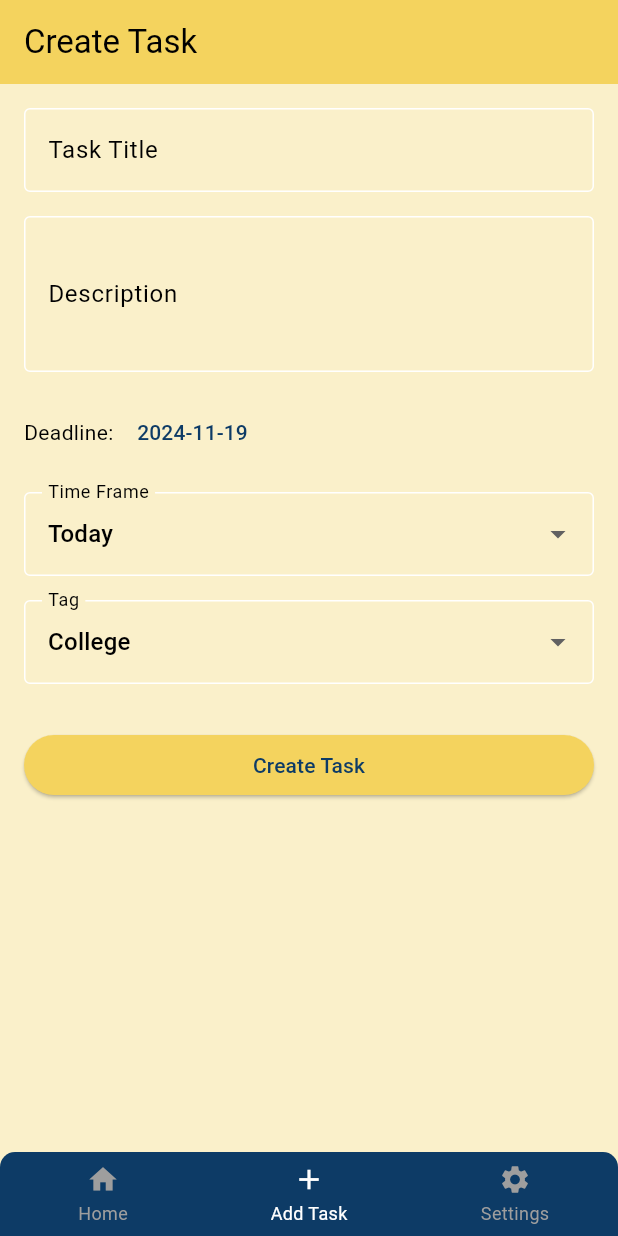
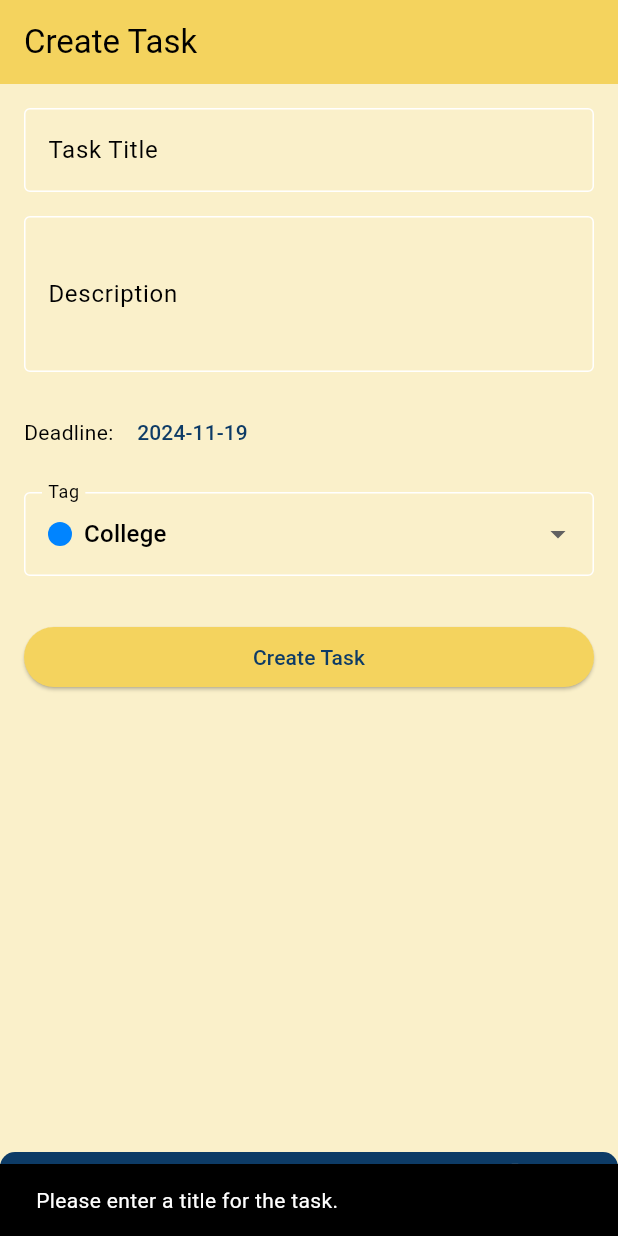
Before and after one commit to hnxzl/utsMobpro2, a Flutter app: the BottomNavBar widget shown alone on an empty page, opened directly with empty values, item 2 of the bottom bar chosen, after a tap on "Create Task", on a phone screen of 412 x 824 dp. Run offline on Flutter 3.47's test engine with Material 3 defaults, Android fonts, the phone set to English and light mode, and no system bars; drawn by our look-alikes of persistent_bottom_nav_bar; our stand-ins replace sqflite; accounts and stored records are empty.

Commit message:
update homescreen

```diff
--- a/lib/screens/home_screen.dart
+++ b/lib/screens/home_screen.dart
@@ -12,7 +12,7 @@ class BottomNavBar extends StatefulWidget {
   const BottomNavBar({super.key, required this.username});
 
   @override
-  _BottomNavBarState createState() => _BottomNavBarState();
+  State<BottomNavBar> createState() => _BottomNavBarState();
 }
 
 class _BottomNavBarState extends State<BottomNavBar> {
@@ -26,7 +26,7 @@ class _BottomNavBarState extends State<BottomNavBar> {
 
   List<Widget> _buildScreens() {
     return [
-      HomeScreen(username: widget.username),
+      HomeScreen(username: widget.username, onRefresh: _onHomeRefresh),
       const TaskCreationScreen(),
       SettingsScreen(username: widget.username),
     ];
@@ -35,35 +35,43 @@ class _BottomNavBarState extends State<BottomNavBar> {
   List<PersistentBottomNavBarItem> _navBarsItems() {
     return [
       PersistentBottomNavBarItem(
-        icon: const Icon(
-          Icons.home,
-          size: 22,
+        icon: const Icon(Icons.home),
+        title: 'Home',
+        activeColorPrimary: Colors.blue,
+        inactiveColorPrimary: Colors.grey,
+        textStyle: const TextStyle(fontSize: 12), // Atur ukuran teks
+        iconSize: 24, // Ukuran ikon
+        onPressed: (context) => _onHomeRefresh(),
       ),
-        title: 'Home',
-        activeColorPrimary: Colors.white,
+      PersistentBottomNavBarItem(
+        icon: const Icon(Icons.add),
+        title: 'Add Task',
+        activeColorPrimary: Colors.blue,
         inactiveColorPrimary: Colors.grey,
       ),
       PersistentBottomNavBarItem(
-        icon: const Icon(Icons.add, size: 22),
-        title: 'Add Task',
-        activeColorPrimary: Colors.white,
-        inactiveColorPrimary: Colors.grey,
-      ),
-      PersistentBottomNavBarItem(
-        icon: const Icon(Icons.settings, size: 22),
+        icon: const Icon(Icons.settings),
         title: 'Settings',
-        activeColorPrimary: Colors.white,
+        activeColorPrimary: Colors.blue,
         inactiveColorPrimary: Colors.grey,
       ),
     ];
   }
 
+  void _onHomeRefresh() {
+    if (_controller.index == 0) {
+      HomeScreen.of(context)?.refreshTasks();
+    } else {
+      setState(() {
+        _controller.jumpToTab(0);
+      });
+    }
+  }
+
   @override
   Widget build(BuildContext context) {
-    return Scaffold(
-      body: PersistentTabView(
+    return PersistentTabView(
       context,
-        padding: const EdgeInsets.all(8),
       controller: _controller,
       screens: _buildScreens(),
       items: _navBarsItems(),
@@ -71,31 +79,43 @@ class _BottomNavBarState extends State<BottomNavBar> {
       backgroundColor: AppColors.darkBlue,
       handleAndroidBackButtonPress: true,
       resizeToAvoidBottomInset: true,
-        stateManagement: true,
       decoration: NavBarDecoration(
         borderRadius: BorderRadius.circular(10.0),
         colorBehindNavBar: AppColors.darkBlue,
       ),
       navBarStyle: NavBarStyle.style6,
-      ),
     );
   }
 }
 
 class HomeScreen extends StatefulWidget {
   final String username;
+  final VoidCallback? onRefresh;
 
-  const HomeScreen({super.key, required this.username});
+  const HomeScreen({super.key, required this.username, this.onRefresh});
+
+  static _HomeScreenState? of(BuildContext context) =>
+      context.findAncestorStateOfType<_HomeScreenState>();
 
   @override
-  // ignore: library_private_types_in_public_api
   _HomeScreenState createState() => _HomeScreenState();
 }
 
 class _HomeScreenState extends State<HomeScreen> {
   List<Task> _tasks = [];
+  List<Task> _searchResults = [];
   String _currentFilter = 'Today';
-  final String _currentTag = 'All';
+  String _currentTag = 'All';
+  bool _isSearching = false;
+
+  final List<String> _tags = ['All', 'Study', 'Work', 'College', 'Sport'];
+  final TextEditingController _searchController = TextEditingController();
+
+  @override
+  void initState() {
+    super.initState();
+    _loadTasks();
+  }
 
   Future<void> _loadTasks() async {
     final tasks = await DatabaseHelper.instance.getAllTasks();
@@ -104,45 +124,54 @@ class _HomeScreenState extends State<HomeScreen> {
     });
   }
 
+  void refreshTasks() async {
+    final tasks = await DatabaseHelper.instance.getAllTasks();
+    setState(() {
+      _tasks = tasks;
+      _searchResults = [];
+      _isSearching = false;
+    });
+  }
+
   List<Task> _filterTasks() {
-    return _tasks.where((task) {
-      // Time filter logic
+    final tasks = _isSearching ? _searchResults : _tasks;
+
+    return tasks
+        .where((task) {
+          final now = DateTime.now();
           bool timeCondition = _currentFilter == 'Today'
-          ? task.deadline.day == DateTime.now().day
+              ? task.deadline.day == now.day && task.deadline.month == now.month
               : _currentFilter == 'Week'
-              ? task.deadline.difference(DateTime.now()).inDays <= 7
+                  ? task.deadline
+                          .isAfter(now.subtract(Duration(days: now.weekday))) &&
+                      task.deadline
+                          .isBefore(now.add(Duration(days: 7 - now.weekday)))
                   : _currentFilter == 'Month'
-                  ? task.deadline.difference(DateTime.now()).inDays <= 30
+                      ? task.deadline.month == now.month
                       : true;
 
-      // Tag filter logic
           bool tagCondition = _currentTag == 'All' || task.tag == _currentTag;
 
           return timeCondition && tagCondition;
-    }).toList();
+        })
+        .toSet()
+        .toList();
   }
 
-  void _toggleTaskCompletion(Task task) async {
+  void _onSearch(String query) {
     setState(() {
-      task.isCompleted = !task.isCompleted;
+      _searchResults = _tasks.where((task) {
+        return task.title.toLowerCase().contains(query.toLowerCase()) ||
+            task.description.toLowerCase().contains(query.toLowerCase());
+      }).toList();
     });
-
-    if (task.isCompleted) {
-      await Future.delayed(const Duration(seconds: 1));
-      setState(() {
-        _tasks.remove(task);
-      });
-    }
   }
 
   @override
   Widget build(BuildContext context) {
     final filteredTasks = _filterTasks();
 
-    return Scaffold(
-      body: SafeArea(
-        child: RefreshIndicator(
-          onRefresh: _loadTasks,
+    return SafeArea(
       child: Column(
         children: [
           // Header Section
@@ -156,9 +185,9 @@ class _HomeScreenState extends State<HomeScreen> {
                   backgroundColor: AppColors.brightYellow,
                   child: Icon(Icons.person, color: Colors.white),
                 ),
-                    Text(
+                const Text(
                   'TODODO',
-                      style: const TextStyle(
+                  style: TextStyle(
                     fontSize: 24.0,
                     fontWeight: FontWeight.bold,
                     color: Colors.white,
@@ -167,10 +196,31 @@ class _HomeScreenState extends State<HomeScreen> {
                 IconButton(
                   icon: const Icon(Icons.search, color: Colors.white),
                   onPressed: () {
-                        // Search functionality
+                    setState(() {
+                      _isSearching = !_isSearching;
+                      if (!_isSearching) {
+                        _searchController.clear();
+                        _onSearch('');
+                      }
+                    });
                   },
                 ),
               ],
+            ),
+          ),
+
+          // Search Bar
+          if (_isSearching)
+            Padding(
+              padding:
+                  const EdgeInsets.symmetric(horizontal: 16.0, vertical: 8.0),
+              child: TextField(
+                controller: _searchController,
+                decoration: const InputDecoration(
+                  hintText: 'Search tasks...',
+                  prefixIcon: Icon(Icons.search),
+                ),
+                onChanged: _onSearch,
               ),
             ),
 
@@ -192,22 +242,36 @@ class _HomeScreenState extends State<HomeScreen> {
                   backgroundColor: Colors.red,
                   child: Text(
                     filteredTasks.length.toString(),
-                        style:
-                            const TextStyle(color: Colors.white, fontSize: 12),
+                    style: const TextStyle(color: Colors.white, fontSize: 12),
                   ),
                 ),
               ],
             ),
           ),
 
-              // Time Frame Filters
-              SingleChildScrollView(
-                scrollDirection: Axis.horizontal,
-                child: Row(
-                  children: ['Today', 'Week', 'Month'].map((filter) {
-                    return Padding(
-                      padding: const EdgeInsets.all(8.0),
-                      child: ChoiceChip(
+          // Filters
+          DefaultTabController(
+            length: 2,
+            child: Column(
+              children: [
+                const TabBar(
+                  labelColor: AppColors.darkBlue,
+                  unselectedLabelColor: Colors.grey,
+                  indicatorColor: AppColors.brightYellow,
+                  tabs: [
+                    Tab(text: 'Time Filter'),
+                    Tab(text: 'Tag Filter'),
+                  ],
+                ),
+                Container(
+                  height: 50,
+                  child: TabBarView(
+                    children: [
+                      Center(
+                        child: Wrap(
+                          spacing: 10,
+                          children: ['Today', 'Week', 'Month']
+                              .map((filter) => ChoiceChip(
                                     selectedColor: AppColors.darkBlue,
                                     label: Text(filter),
                                     selected: _currentFilter == filter,
@@ -216,19 +280,53 @@ class _HomeScreenState extends State<HomeScreen> {
                                         _currentFilter = filter;
                                       });
                                     },
+                                  ))
+                              .toList(),
                         ),
-                    );
-                  }).toList(),
+                      ),
+                      Center(
+                        child: Wrap(
+                          spacing: 10,
+                          children: _tags
+                              .map((tag) => ChoiceChip(
+                                    selectedColor: AppColors.brightYellow,
+                                    label: Text(tag),
+                                    selected: _currentTag == tag,
+                                    onSelected: (selected) {
+                                      setState(() {
+                                        _currentTag = tag;
+                                      });
+                                    },
+                                  ))
+                              .toList(),
+                        ),
+                      ),
+                    ],
+                  ),
+                ),
+              ],
             ),
           ),
 
           // Task List
           Expanded(
-                child: ListView.builder(
+            child: filteredTasks.isEmpty
+                ? const Center(
+                    child: Text(
+                      'No tasks available!',
+                      style: TextStyle(color: Colors.grey),
+                    ),
+                  )
+                : ListView.builder(
                     itemCount: filteredTasks.length,
                     itemBuilder: (context, index) {
                       final task = filteredTasks[index];
                       return ListTile(
+                        leading: CircleAvatar(
+                          radius: 8,
+                          backgroundColor:
+                              TaskTags.tagColors[task.tag] ?? Colors.grey,
+                        ),
                         title: Text(
                           task.title,
                           style: TextStyle(
@@ -240,7 +338,11 @@ class _HomeScreenState extends State<HomeScreen> {
                         subtitle: Text(task.description),
                         trailing: Checkbox(
                           value: task.isCompleted,
-                        onChanged: (_) => _toggleTaskCompletion(task),
+                          onChanged: (_) {
+                            setState(() {
+                              task.isCompleted = !task.isCompleted;
+                            });
+                          },
                         ),
                       );
                     },
@@ -248,8 +350,6 @@ class _HomeScreenState extends State<HomeScreen> {
           ),
         ],
       ),
-        ),
-      ),
     );
   }
 }
--- a/lib/screens/signup_screen.dart
+++ b/lib/screens/signup_screen.dart
@@ -1,4 +1,5 @@
 import 'package:flutter/material.dart';
+import 'package:yodo/screens/login_screen.dart';
 import '../models/user_model.dart';
 import '../services/database_helper.dart';
 import '../utils/constants.dart';
@@ -30,9 +31,7 @@ class _SignupScreenState extends State<SignupScreen> {
         if (userId > 0) {
           Navigator.pushReplacement(
             context,
-            MaterialPageRoute(
-              builder: (context) => HomeScreen(username: user.username),
-            ),
+            MaterialPageRoute(builder: (context) => LoginScreen()),
           );
         }
       } catch (e) {
--- a/lib/screens/task_creation_screen.dart
+++ b/lib/screens/task_creation_screen.dart
@@ -16,9 +16,7 @@ class _TaskCreationScreenState extends State<TaskCreationScreen> {
 
   DateTime _selectedDate = DateTime.now();
   String _selectedTag = 'College';
-  String _selectedTimeFrame = 'Today';
-
-  final List<String> _timeFrames = ['Today', 'Week', 'Month'];
+  final List<String> timeFrames = ['Today', 'Week', 'Month'];
 
   Future<void> _selectDate(BuildContext context) async {
     final DateTime? picked = await showDatePicker(
@@ -36,20 +34,35 @@ class _TaskCreationScreenState extends State<TaskCreationScreen> {
 
   void _createTask() async {
     if (_titleController.text.isNotEmpty) {
+      // Membuat objek task
       final task = Task(
         title: _titleController.text,
         description: _descriptionController.text,
         deadline: _selectedDate,
         tag: _selectedTag,
+        isCompleted: false,
       );
 
+      // Simpan ke database
       await DatabaseHelper.instance.insertTask(task);
 
-      // Clear the text fields after task creation
+      // Reset form dan tutup keyboard
+      FocusScope.of(context).unfocus();
       setState(() {
         _titleController.clear();
         _descriptionController.clear();
+        _selectedDate = DateTime.now();
+        _selectedTag = 'College';
       });
+
+      // Notifikasi sukses
+      ScaffoldMessenger.of(context).showSnackBar(
+        const SnackBar(content: Text('Task created successfully!')),
+      );
+    } else {
+      ScaffoldMessenger.of(context).showSnackBar(
+        const SnackBar(content: Text('Please enter a title for the task.')),
+      );
     }
   }
 
@@ -60,11 +73,12 @@ class _TaskCreationScreenState extends State<TaskCreationScreen> {
         title: const Text('Create Task'),
         backgroundColor: AppColors.brightYellow,
       ),
-      body: Padding(
+      body: SingleChildScrollView(
         padding: const EdgeInsets.all(16.0),
         child: Column(
           crossAxisAlignment: CrossAxisAlignment.stretch,
           children: [
+            // Input Title
             TextField(
               controller: _titleController,
               decoration: const InputDecoration(
@@ -73,6 +87,8 @@ class _TaskCreationScreenState extends State<TaskCreationScreen> {
               ),
             ),
             const SizedBox(height: 16),
+
+            // Input Description
             TextField(
               controller: _descriptionController,
               decoration: const InputDecoration(
@@ -82,6 +98,8 @@ class _TaskCreationScreenState extends State<TaskCreationScreen> {
               maxLines: 3,
             ),
             const SizedBox(height: 16),
+
+            // Select Deadline
             Row(
               children: [
                 const Text('Deadline: '),
@@ -95,35 +113,26 @@ class _TaskCreationScreenState extends State<TaskCreationScreen> {
               ],
             ),
             const SizedBox(height: 16),
-            DropdownButtonFormField<String>(
-              value: _selectedTimeFrame,
-              decoration: const InputDecoration(
-                labelText: 'Time Frame',
-                border: OutlineInputBorder(),
-              ),
-              items: _timeFrames.map((String value) {
-                return DropdownMenuItem<String>(
-                  value: value,
-                  child: Text(value),
-                );
-              }).toList(),
-              onChanged: (newValue) {
-                setState(() {
-                  _selectedTimeFrame = newValue!;
-                });
-              },
-            ),
-            const SizedBox(height: 16),
+
             DropdownButtonFormField<String>(
               value: _selectedTag,
               decoration: const InputDecoration(
                 labelText: 'Tag',
                 border: OutlineInputBorder(),
               ),
-              items: TaskTags.tagColors.keys.map((String value) {
+              items: TaskTags.tagColors.entries.map((entry) {
                 return DropdownMenuItem<String>(
-                  value: value,
-                  child: Text(value),
+                  value: entry.key,
+                  child: Row(
+                    children: [
+                      CircleAvatar(
+                        radius: 8,
+                        backgroundColor: entry.value, // Warna tag
+                      ),
+                      const SizedBox(width: 8),
+                      Text(entry.key),
+                    ],
+                  ),
                 );
               }).toList(),
               onChanged: (newValue) {
@@ -132,14 +141,17 @@ class _TaskCreationScreenState extends State<TaskCreationScreen> {
                 });
               },
             ),
+
             const SizedBox(height: 30),
+
+            // Tombol untuk membuat task
             ElevatedButton(
               onPressed: _createTask,
               style: ElevatedButton.styleFrom(
                 foregroundColor: AppColors.darkBlue,
                 backgroundColor: AppColors.brightYellow,
               ),
-              child: Text('Create Task'),
+              child: const Text('Create Task'),
             ),
           ],
         ),
```
Lines whose indentation alone changed are shown as unchanged.
